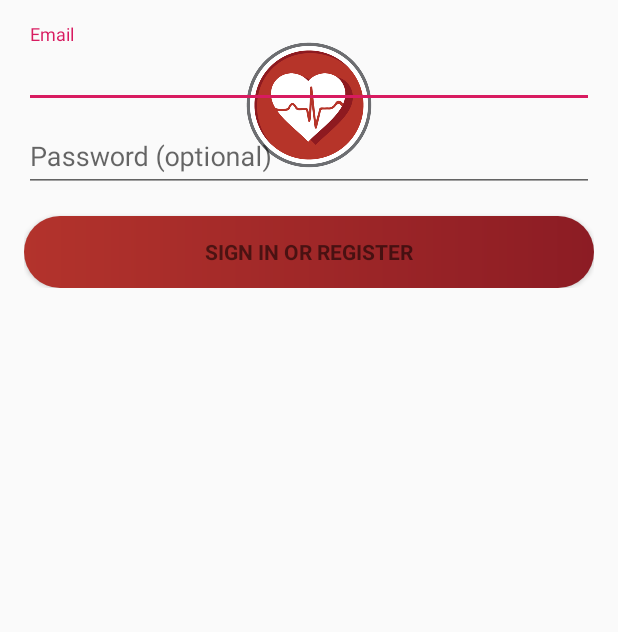
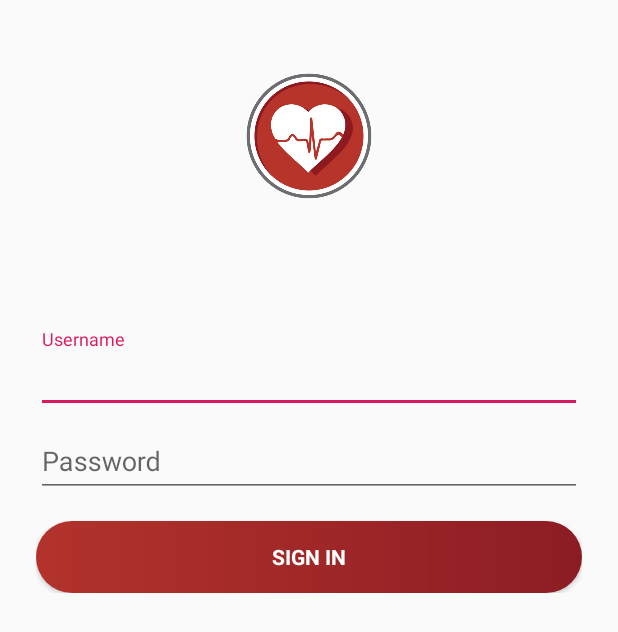
Before and after one commit to 1nF0rmed/EmergencyApp, an Android app: the LoginActivity screen opened directly, with no data from a screen before it, on a phone screen of 412 x 824 dp. Shown: the top 632 px of the screen. Run offline under Robolectric (Android 15) with nearby library versions, the light colour scheme and no system bars; 2 statements that could not run were skipped.

Commit message:
Update: i) Fixed issue with color. ii) Added Android intro slide iii) Cleaned up account activity

```diff
--- a/app/src/main/res/layout/activity_login.xml
+++ b/app/src/main/res/layout/activity_login.xml
@@ -18,21 +18,43 @@
         style="?android:attr/progressBarStyleLarge"
         android:layout_width="wrap_content"
         android:layout_height="wrap_content"
+        android:layout_marginStart="8dp"
+        android:layout_marginTop="8dp"
+        android:layout_marginEnd="8dp"
         android:layout_marginBottom="8dp"
-        android:visibility="gone" />
+        android:visibility="gone"
+        app:layout_constraintBottom_toBottomOf="@+id/login_form"
+        app:layout_constraintEnd_toEndOf="parent"
+        app:layout_constraintStart_toStartOf="@+id/login_form"
+        app:layout_constraintTop_toTopOf="parent" />
 
     <ImageView
         android:id="@+id/imageView2"
         android:layout_width="match_parent"
         android:layout_height="wrap_content"
+        android:layout_marginStart="8dp"
+        android:layout_marginTop="8dp"
+        android:layout_marginEnd="8dp"
+        android:layout_marginBottom="8dp"
+        app:layout_constraintBottom_toTopOf="@+id/login_form"
+        app:layout_constraintEnd_toEndOf="parent"
+        app:layout_constraintStart_toStartOf="parent"
+        app:layout_constraintTop_toTopOf="parent"
+        app:layout_constraintVertical_bias="0.16"
         app:srcCompat="@mipmap/logo_ic_launcher_foreground" />
 
     <ScrollView
         android:id="@+id/login_form"
         android:layout_width="match_parent"
         android:layout_height="385dp"
-        tools:layout_editor_absoluteX="6dp"
-        tools:layout_editor_absoluteY="158dp">
+        android:layout_marginStart="8dp"
+        android:layout_marginTop="8dp"
+        android:layout_marginEnd="8dp"
+        android:layout_marginBottom="8dp"
+        app:layout_constraintBottom_toBottomOf="parent"
+        app:layout_constraintEnd_toEndOf="parent"
+        app:layout_constraintStart_toStartOf="parent"
+        app:layout_constraintTop_toTopOf="parent">
 
         <LinearLayout
             android:id="@+id/email_login_form"
@@ -42,13 +64,13 @@
 
             <android.support.design.widget.TextInputLayout
                 android:layout_width="match_parent"
-                android:layout_height="wrap_content">
+                android:layout_height="wrap_content"
+                android:hint="Username">
 
                 <AutoCompleteTextView
                     android:id="@+id/email"
                     android:layout_width="match_parent"
                     android:layout_height="wrap_content"
-                    android:hint="@string/prompt_email"
                     android:inputType="textEmailAddress"
                     android:maxLines="1"
                     android:singleLine="true" />
@@ -63,7 +85,7 @@
                     android:id="@+id/password"
                     android:layout_width="match_parent"
                     android:layout_height="wrap_content"
-                    android:hint="@string/prompt_password"
+                    android:hint="Password"
                     android:imeActionId="6"
                     android:imeActionLabel="@string/action_sign_in_short"
                     android:imeOptions="actionUnspecified"
@@ -81,6 +103,7 @@
                 android:layout_marginTop="16dp"
                 android:background="@drawable/button_press"
                 android:text="@string/action_sign_in"
+                android:textColor="@color/base_app_female_back"
                 android:textStyle="bold" />
 
         </LinearLayout>
--- a/app/src/main/res/values/strings.xml
+++ b/app/src/main/res/values/strings.xml
@@ -11,7 +11,7 @@
     <!-- Strings related to login -->
     <string name="prompt_email">Email</string>
     <string name="prompt_password">Password (optional)</string>
-    <string name="action_sign_in">Sign in or register</string>
+    <string name="action_sign_in">Sign in</string>
     <string name="action_sign_in_short">Sign in</string>
     <string name="error_invalid_email">This email address is invalid</string>
     <string name="error_invalid_password">This password is too short</string>
```
Also changed, not shown: app/src/main/AndroidManifest.xml (+3 -4 lines), app/src/main/java/com/example/a1nf0rmed/myapplication/RegisterNumber.java (added, +13 -0 lines), app/src/main/java/com/example/a1nf0rmed/myapplication/setupAcount.java (+12 -11 lines), app/src/main/res/layout/activity_register_number.xml (added, +37 -0 lines), app/src/main/res/layout/activity_setup_acount.xml (+5 -4 lines).
